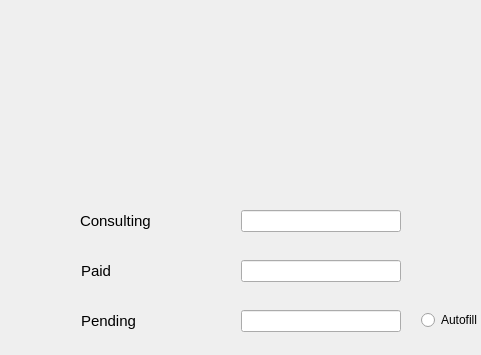
The window that invoice.ui (iMPERIAL18/sanidhya_dental_care) describes before a commit, drawn with Qt 5; both pictures show x 109 to 590 and y 0 to 355 of the 821 by 667 pixel window.
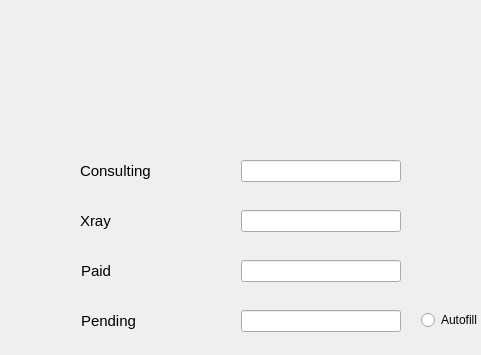
The same window after the commit. Icons and pictures are not drawn.

Commit message: added xray field in invoice.ui created report.ui

What changed in the file:
```diff
--- a/invoice.ui
+++ b/invoice.ui
@@ -21,7 +21,7 @@
    <property name="geometry">
     <rect>
      <x>350</x>
-     <y>210</y>
+     <y>160</y>
      <width>160</width>
      <height>22</height>
     </rect>
@@ -37,7 +37,7 @@
    <property name="geometry">
     <rect>
      <x>189</x>
-     <y>200</y>
+     <y>150</y>
      <width>91</width>
      <height>41</height>
     </rect>
@@ -152,6 +152,40 @@
     <string>Autofill</string>
    </property>
   </widget>
+  <widget class="QLabel" name="label_4">
+   <property name="geometry">
+    <rect>
+     <x>189</x>
+     <y>200</y>
+     <width>91</width>
+     <height>41</height>
+    </rect>
+   </property>
+   <property name="font">
+    <font>
+     <pointsize>11</pointsize>
+    </font>
+   </property>
+   <property name="text">
+    <string>Xray</string>
+   </property>
+  </widget>
+  <widget class="QLineEdit" name="xray">
+   <property name="geometry">
+    <rect>
+     <x>350</x>
+     <y>210</y>
+     <width>160</width>
+     <height>22</height>
+    </rect>
+   </property>
+   <property name="autoFillBackground">
+    <bool>false</bool>
+   </property>
+   <property name="text">
+    <string/>
+   </property>
+  </widget>
  </widget>
  <resources/>
  <connections/>
```
Left out of the diff: 9 changed lines with no effect on the pictures. The commit also changes 2 other files.
